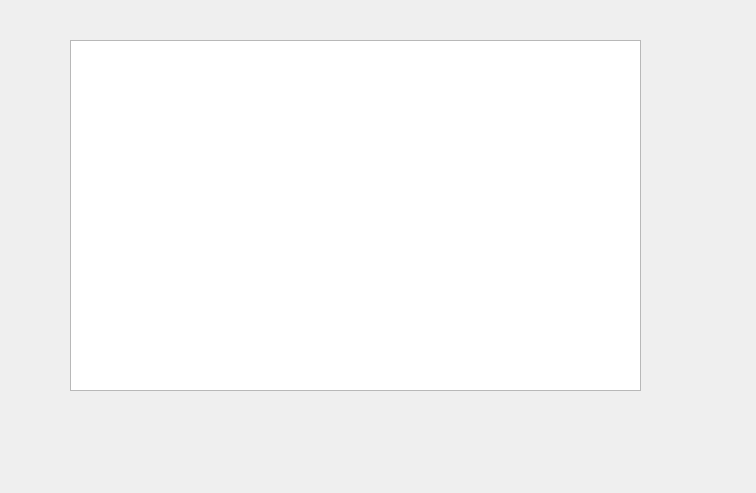
Qt form choose_course.ui (breadog/Course_selection_system) before a commit.
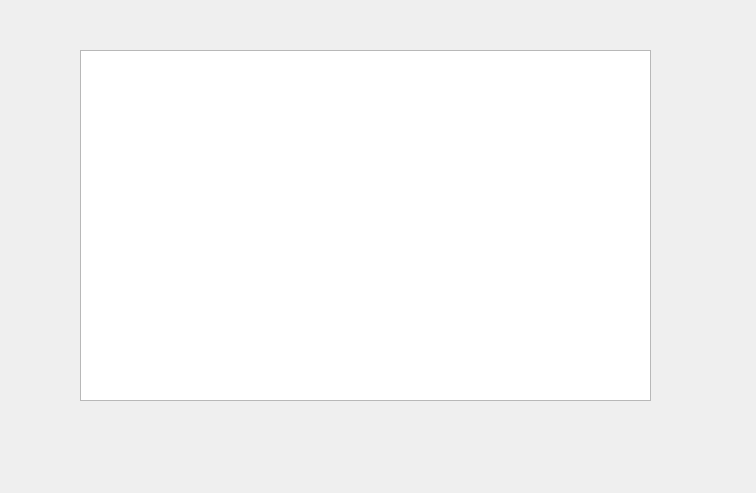
The same form after that commit.

```diff
--- a/choose_course.ui
+++ b/choose_course.ui
@@ -16,8 +16,8 @@
   <widget class="QTableView" name="tableView">
    <property name="geometry">
     <rect>
-     <x>70</x>
-     <y>40</y>
+     <x>80</x>
+     <y>50</y>
      <width>571</width>
      <height>351</height>
     </rect>
```
